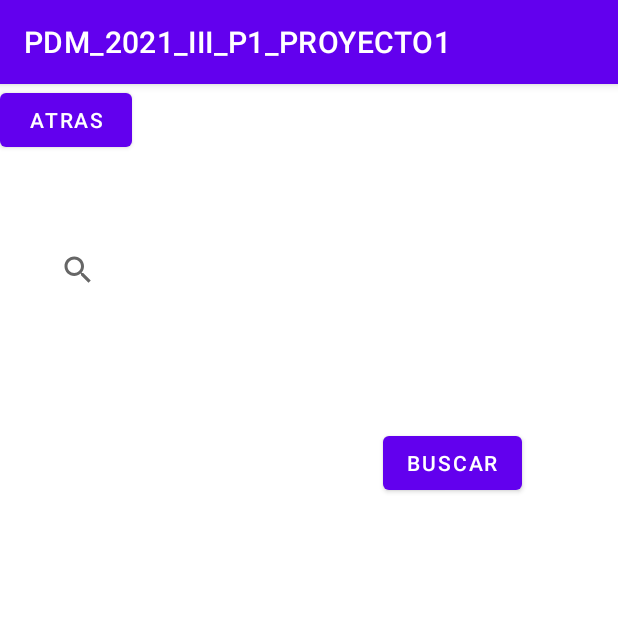
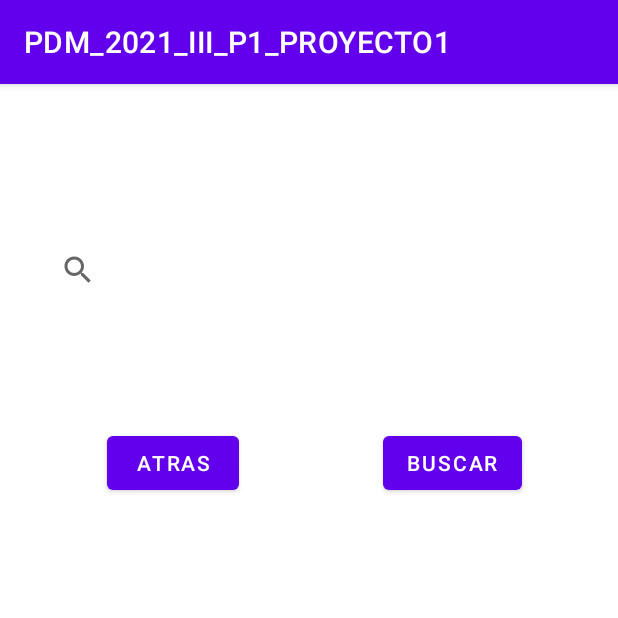
Before and after one commit to Hepburn23/PDM_2021_III_PROYECTO1, an Android app: the FacturasPorIdentidadActivity screen opened directly, with no data from a screen before it, on a phone screen of 412 x 824 dp, the top half of it. Run offline under Robolectric (Android 15) with nearby library versions, the phone set to English and light mode, and no system bars.

Commit message:
Cambios en el activity Facturas

```diff
--- a/app/src/main/res/layout/activity_facturas_por_identidad.xml
+++ b/app/src/main/res/layout/activity_facturas_por_identidad.xml
@@ -35,7 +35,8 @@
         android:id="@+id/btnAtrasFacturasIdentidad"
         android:layout_width="wrap_content"
         android:layout_height="wrap_content"
+        android:layout_marginStart="71dp"
         android:text="Atras"
-        tools:layout_editor_absoluteX="71dp"
-        tools:layout_editor_absoluteY="204dp" />
+        app:layout_constraintBaseline_toBaselineOf="@+id/btnSearchInvoicePerId"
+        app:layout_constraintStart_toStartOf="parent" />
 </androidx.constraintlayout.widget.ConstraintLayout>
```
Also changed, not shown: app/src/main/java/hn/edu/ujcv/pdm_2021_iii_p1_proyecto1/FacturasDeVentasActivity.kt (+15 -8 lines).
